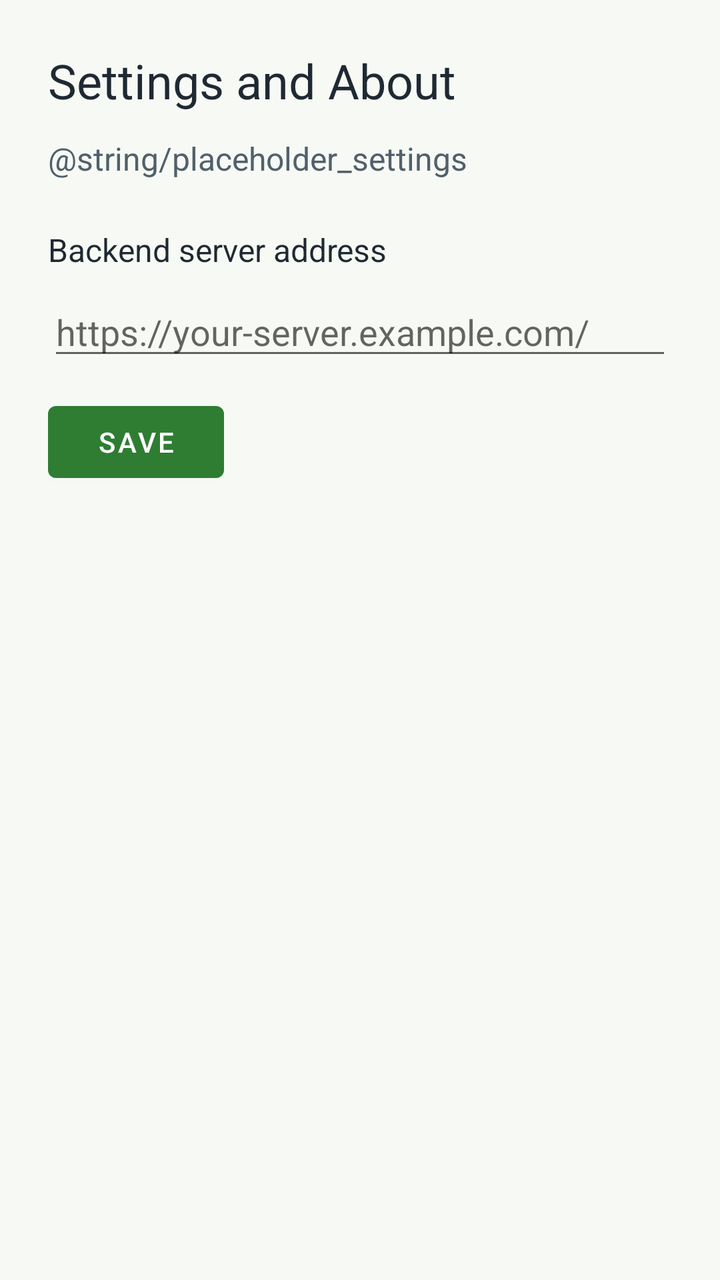
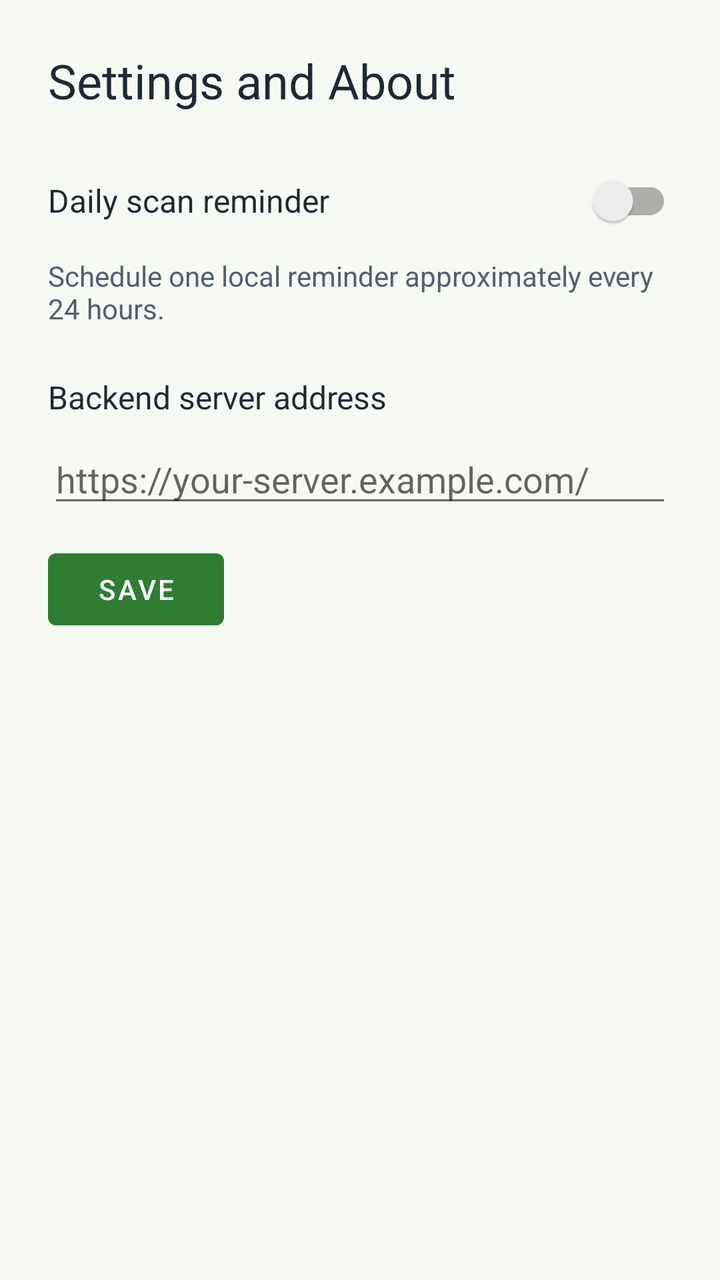

Before-and-after screenshots of an Android layout around one commit, followed by the original layout XML and the change that was made.
<!-- AndroidManifest.xml: application theme Theme.Cropora -->
<!-- res/layout/activity_settings.xml -->
<?xml version="1.0" encoding="utf-8"?>
<LinearLayout xmlns:android="http://schemas.android.com/apk/res/android"
    android:layout_width="match_parent"
    android:layout_height="match_parent"
    android:orientation="vertical"
    android:padding="24dp"
    android:background="@color/screen_background">

    <TextView
        android:id="@+id/textSettingsTitle"
        android:layout_width="match_parent"
        android:layout_height="wrap_content"
        android:text="@string/settings_title"
        android:textColor="@color/text_primary"
        android:textSize="24sp" />

    <TextView
        android:id="@+id/textSettingsPlaceholder"
        android:layout_width="match_parent"
        android:layout_height="wrap_content"
        android:layout_marginTop="12dp"
        android:text="@string/placeholder_settings"
        android:textColor="@color/text_secondary"
        android:textSize="16sp" />

    <TextView
        android:id="@+id/textServerUrlLabel"
        android:layout_width="match_parent"
        android:layout_height="wrap_content"
        android:layout_marginTop="24dp"
        android:text="@string/server_url_label"
        android:textColor="@color/text_primary"
        android:textSize="16sp" />

    <EditText
        android:id="@+id/editServerUrl"
        android:layout_width="match_parent"
        android:layout_height="wrap_content"
        android:layout_marginTop="8dp"
        android:autofillHints=""
        android:hint="@string/server_url_hint"
        android:inputType="textUri"
        android:singleLine="true" />

    <Button
        android:id="@+id/buttonSaveServerUrl"
        android:layout_width="wrap_content"
        android:layout_height="wrap_content"
        android:layout_marginTop="12dp"
        android:text="@string/save_server_url" />

</LinearLayout>
<!-- resources referenced by this layout -->
<resources>
  <color name="screen_background">#F7FAF4</color>
  <color name="text_primary">#1F2933</color>
  <color name="text_secondary">#52606D</color>
  <string name="save_server_url">Save</string>
  <string name="server_url_hint">https://your-server.example.com/</string>
  <string name="server_url_label">Backend server address</string>
  <string name="settings_title">Settings and About</string>
  <style name="Theme.Cropora" parent="Theme.MaterialComponents.DayNight.DarkActionBar">
          <item name="colorPrimary">@color/leaf_green</item>
          <item name="colorPrimaryDark">@color/leaf_green_dark</item>
          <item name="colorAccent">@color/leaf_green</item>
          <item name="android:windowBackground">@color/screen_background</item>
      </style>
  <color name="leaf_green">#2E7D32</color>
  <color name="leaf_green_dark">#1B5E20</color>
</resources>

<!-- the commit's change to res/layout/activity_settings.xml (unified diff, before → after) -->
@@ -14,14 +14,21 @@
         android:textColor="@color/text_primary"
         android:textSize="24sp" />
 
-    <TextView
-        android:id="@+id/textSettingsPlaceholder"
+    <androidx.appcompat.widget.SwitchCompat
+        android:id="@+id/switchScanReminders"
         android:layout_width="match_parent"
         android:layout_height="wrap_content"
-        android:layout_marginTop="12dp"
-        android:text="@string/placeholder_settings"
-        android:textColor="@color/text_secondary"
+        android:layout_marginTop="20dp"
+        android:text="@string/settings_scan_reminders"
+        android:textColor="@color/text_primary"
         android:textSize="16sp" />
+
+    <TextView
+        android:layout_width="match_parent"
+        android:layout_height="wrap_content"
+        android:layout_marginTop="4dp"
+        android:text="@string/settings_scan_reminders_description"
+        android:textColor="@color/text_secondary" />
 
     <TextView
         android:id="@+id/textServerUrlLabel"
<!-- resource entries referenced after the edit -->
@@ -6,6 +6,8 @@
   <string name="save_server_url">Save</string>
   <string name="server_url_hint">https://your-server.example.com/</string>
   <string name="server_url_label">Backend server address</string>
+  <string name="settings_scan_reminders">Daily scan reminder</string>
+  <string name="settings_scan_reminders_description">Schedule one local reminder approximately every 24 hours.</string>
   <string name="settings_title">Settings and About</string>
   <style name="Theme.Cropora" parent="Theme.MaterialComponents.DayNight.DarkActionBar">
           <item name="colorPrimary">@color/leaf_green</item>
